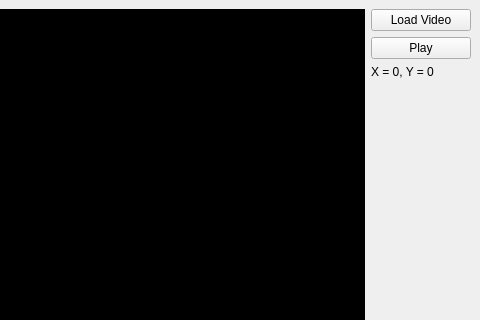
First picture: the form in ui/imagewindow.ui, repository ureadulose/CV-CS-graduateWork, before the edit; both pictures show x 358 to 838 and y 0 to 320 of the 838 by 600 pixel window.
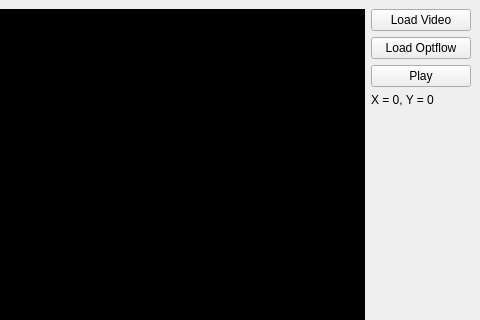
Second picture: the form after the edit. Custom widgets are drawn as their Qt base class.

What changed in the file:
```diff
--- a/ui/imagewindow.ui
+++ b/ui/imagewindow.ui
@@ -24,6 +24,13 @@
         </property>
        </widget>
       </item>
+      <item>
+       <widget class="QPushButton" name="pushButton_3">
+        <property name="text">
+         <string>Load Optflow</string>
+        </property>
+       </widget>
+      </item>
       <item>
        <widget class="QPushButton" name="pushButton_2">
         <property name="text">
```
